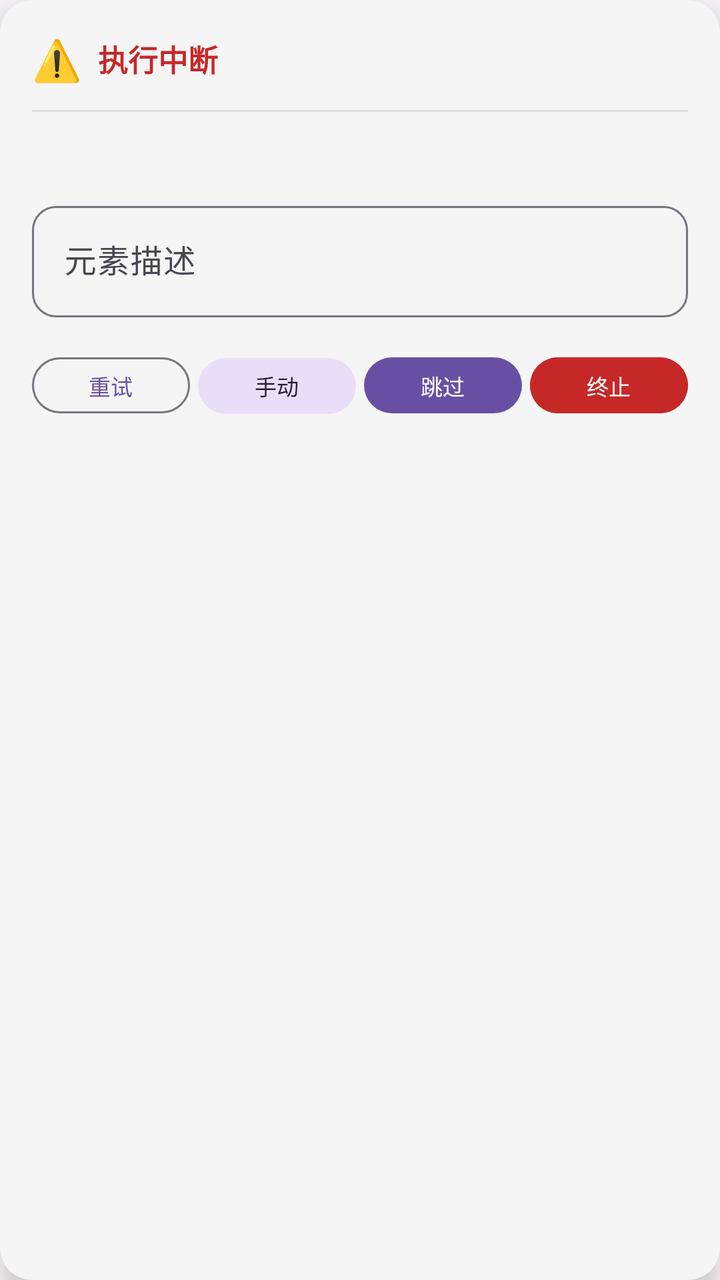
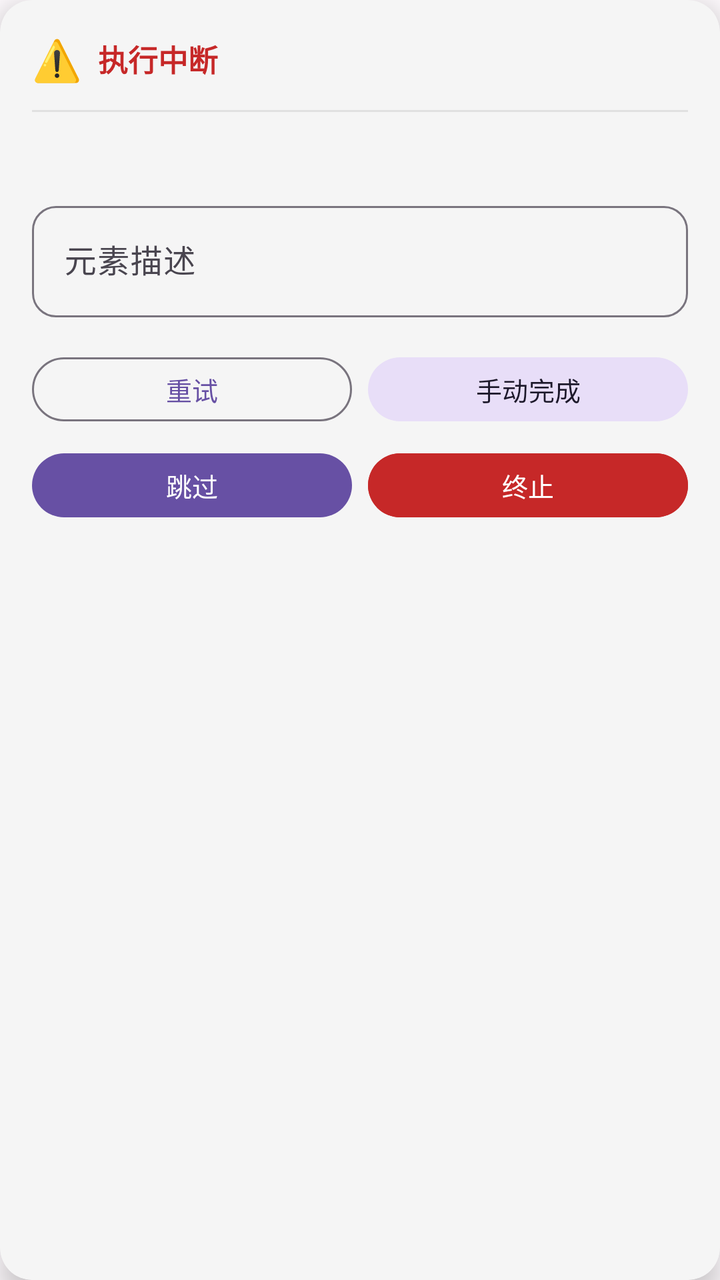

Two renders of the same Android screen: before a commit and after it. Below are the layout's source before the change and the commit's diff.
<!-- AndroidManifest.xml: application theme Theme.AutoTask -->
<!-- res/layout/floating_debug.xml -->
<?xml version="1.0" encoding="utf-8"?>
<com.google.android.material.card.MaterialCardView xmlns:android="http://schemas.android.com/apk/res/android"
    xmlns:app="http://schemas.android.com/apk/res-auto"
    android:layout_width="match_parent"
    android:layout_height="wrap_content"
    app:cardCornerRadius="16dp"
    app:cardElevation="8dp"
    app:cardBackgroundColor="#F5F5F5"
    app:strokeWidth="0dp">

    <LinearLayout
        android:layout_width="match_parent"
        android:layout_height="wrap_content"
        android:orientation="vertical"
        android:padding="16dp">

        
        <LinearLayout
            android:layout_width="match_parent"
            android:layout_height="wrap_content"
            android:orientation="horizontal"
            android:gravity="center_vertical">

            <TextView
                android:layout_width="wrap_content"
                android:layout_height="wrap_content"
                android:text="⚠️"
                android:textSize="20sp" />

            <TextView
                android:layout_width="wrap_content"
                android:layout_height="wrap_content"
                android:layout_marginStart="8dp"
                android:text="执行中断"
                android:textColor="#C62828"
                android:textSize="15sp"
                android:textStyle="bold" />

        </LinearLayout>

        <View
            android:layout_width="match_parent"
            android:layout_height="1dp"
            android:layout_marginTop="12dp"
            android:background="#E0E0E0" />

        
        <TextView
            android:id="@+id/tv_reason"
            android:layout_width="match_parent"
            android:layout_height="wrap_content"
            android:layout_marginTop="12dp"
            android:textColor="#49454F"
            android:textSize="13sp" />

        
        <com.google.android.material.textfield.TextInputLayout
            android:layout_width="match_parent"
            android:layout_height="wrap_content"
            android:layout_marginTop="12dp"
            android:hint="元素描述"
            app:boxCornerRadiusTopStart="12dp"
            app:boxCornerRadiusTopEnd="12dp"
            app:boxCornerRadiusBottomStart="12dp"
            app:boxCornerRadiusBottomEnd="12dp">

            <com.google.android.material.textfield.TextInputEditText
                android:id="@+id/et_hint"
                android:layout_width="match_parent"
                android:layout_height="wrap_content"
                android:inputType="text" />

        </com.google.android.material.textfield.TextInputLayout>

        
        <LinearLayout
            android:layout_width="match_parent"
            android:layout_height="wrap_content"
            android:orientation="horizontal"
            android:layout_marginTop="16dp">

            <com.google.android.material.button.MaterialButton
                android:id="@+id/btn_retry"
                android:layout_width="0dp"
                android:layout_height="36dp"
                android:layout_weight="1"
                android:text="重试"
                android:textSize="11sp"
                style="@style/Widget.Material3.Button.OutlinedButton" />

            <com.google.android.material.button.MaterialButton
                android:id="@+id/btn_manual"
                android:layout_width="0dp"
                android:layout_height="36dp"
                android:layout_weight="1"
                android:layout_marginStart="4dp"
                android:text="手动完成"
                android:textSize="11sp"
                style="@style/Widget.Material3.Button.TonalButton" />

            <com.google.android.material.button.MaterialButton
                android:id="@+id/btn_continue"
                android:layout_width="0dp"
                android:layout_height="36dp"
                android:layout_weight="1"
                android:layout_marginStart="4dp"
                android:text="跳过"
                android:textSize="11sp" />

            <com.google.android.material.button.MaterialButton
                android:id="@+id/btn_abort"
                android:layout_width="0dp"
                android:layout_height="36dp"
                android:layout_weight="1"
                android:layout_marginStart="4dp"
                android:text="终止"
                android:textSize="11sp"
                android:backgroundTint="#C62828" />

        </LinearLayout>

    </LinearLayout>

</com.google.android.material.card.MaterialCardView>
<!-- resources referenced by this layout -->
<resources>
  <style name="Theme.AutoTask" parent="Theme.AutoTask.Purple" />
  <style name="Theme.AutoTask.Purple" parent="Theme.Material3.DayNight.NoActionBar">
          <item name="colorPrimary">@color/purple_primary</item>
          <item name="colorOnPrimary">@color/purple_on_primary</item>
          <item name="colorPrimaryContainer">@color/purple_primary_container</item>
          <item name="colorOnPrimaryContainer">@color/purple_on_primary_container</item>
          <item name="colorSecondary">@color/purple_secondary</item>
          <item name="colorOnSecondary">@color/purple_on_secondary</item>
          <item name="colorSecondaryContainer">@color/purple_secondary_container</item>
          <item name="colorSurface">@color/purple_surface</item>
          <item name="colorOnSurface">@color/purple_on_surface</item>
          <item name="colorSurfaceVariant">@color/purple_surface_variant</item>
          <item name="android:colorBackground">@color/purple_background</item>
      </style>
  <color name="purple_primary">#6750A4</color>
  <color name="purple_on_primary">#FFFFFF</color>
  <color name="purple_primary_container">#EADDFF</color>
  <color name="purple_on_primary_container">#21005D</color>
  <color name="purple_secondary">#625B71</color>
  <color name="purple_on_secondary">#FFFFFF</color>
  <color name="purple_secondary_container">#E8DEF8</color>
  <color name="purple_surface">#FFFBFE</color>
  <color name="purple_on_surface">#1C1B1F</color>
  <color name="purple_surface_variant">#E7E0EC</color>
  <color name="purple_background">#FFFBFE</color>
</resources>

<!-- the commit's change to res/layout/floating_debug.xml (unified diff, before → after) -->
@@ -82,39 +82,46 @@
             <com.google.android.material.button.MaterialButton
                 android:id="@+id/btn_retry"
                 android:layout_width="0dp"
-                android:layout_height="36dp"
+                android:layout_height="40dp"
                 android:layout_weight="1"
                 android:text="重试"
-                android:textSize="11sp"
+                android:textSize="13sp"
                 style="@style/Widget.Material3.Button.OutlinedButton" />
 
             <com.google.android.material.button.MaterialButton
                 android:id="@+id/btn_manual"
                 android:layout_width="0dp"
-                android:layout_height="36dp"
+                android:layout_height="40dp"
                 android:layout_weight="1"
-                android:layout_marginStart="4dp"
+                android:layout_marginStart="8dp"
                 android:text="手动完成"
-                android:textSize="11sp"
+                android:textSize="13sp"
                 style="@style/Widget.Material3.Button.TonalButton" />
+
+        </LinearLayout>
+
+        <LinearLayout
+            android:layout_width="match_parent"
+            android:layout_height="wrap_content"
+            android:orientation="horizontal"
+            android:layout_marginTop="8dp">
 
             <com.google.android.material.button.MaterialButton
                 android:id="@+id/btn_continue"
                 android:layout_width="0dp"
-                android:layout_height="36dp"
+                android:layout_height="40dp"
                 android:layout_weight="1"
-                android:layout_marginStart="4dp"
                 android:text="跳过"
-                android:textSize="11sp" />
+                android:textSize="13sp" />
 
             <com.google.android.material.button.MaterialButton
                 android:id="@+id/btn_abort"
                 android:layout_width="0dp"
-                android:layout_height="36dp"
+                android:layout_height="40dp"
                 android:layout_weight="1"
-                android:layout_marginStart="4dp"
+                android:layout_marginStart="8dp"
                 android:text="终止"
-                android:textSize="11sp"
+                android:textSize="13sp"
                 android:backgroundTint="#C62828" />
 
         </LinearLayout>
